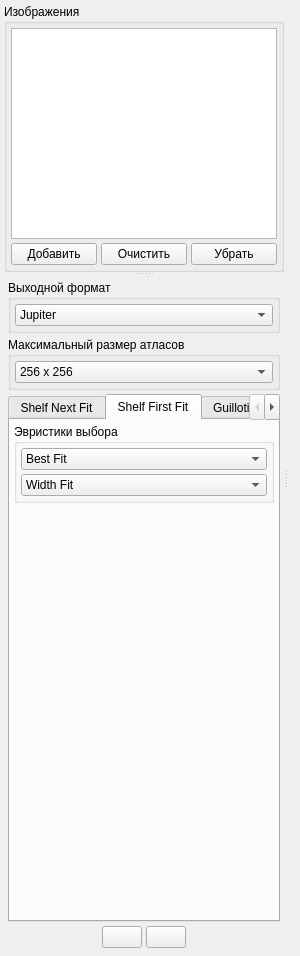
Before: the Qt Designer form ScreamingMercury/ScreamingMercuryWindow.ui in Ingener74/Small-Screwdriver, drawn with Qt 5.
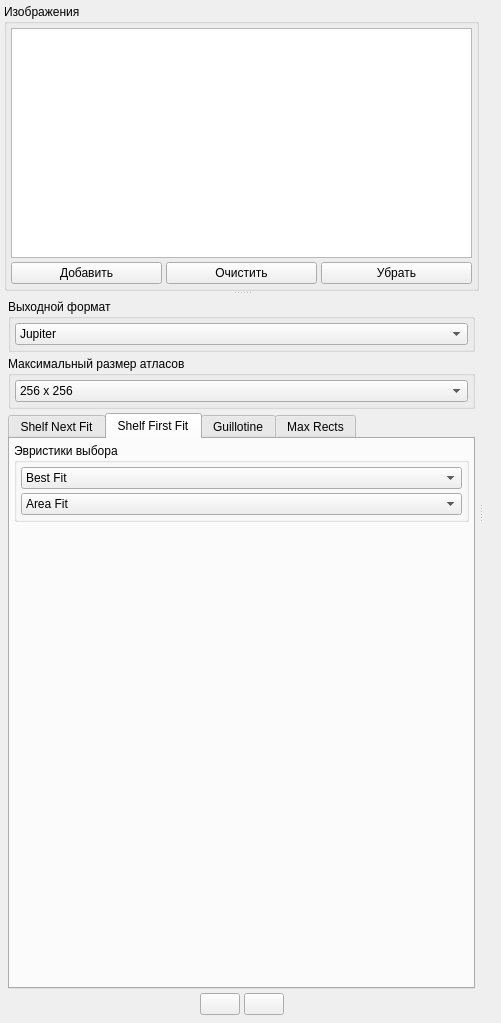
After: the same form once the commit is applied. The open tabs and pages were chosen to show the change. Icons and pictures are not drawn.

```diff
--- a/ScreamingMercury/ScreamingMercuryWindow.ui
+++ b/ScreamingMercury/ScreamingMercuryWindow.ui
@@ -6,8 +6,8 @@
    <rect>
     <x>0</x>
     <y>0</y>
-    <width>300</width>
-    <height>956</height>
+    <width>501</width>
+    <height>1023</height>
    </rect>
   </property>
   <property name="windowTitle">
@@ -209,6 +209,11 @@
                </item>
                <item>
                 <widget class="QComboBox" name="firstFitShelfHeuristicComboBox">
+                 <item>
+                  <property name="text">
+                   <string>Area Fit</string>
+                  </property>
+                 </item>
                  <item>
                   <property name="text">
                    <string>Width Fit</string>
```
Left out of the diff: 12 changed lines with no effect on the pictures.
